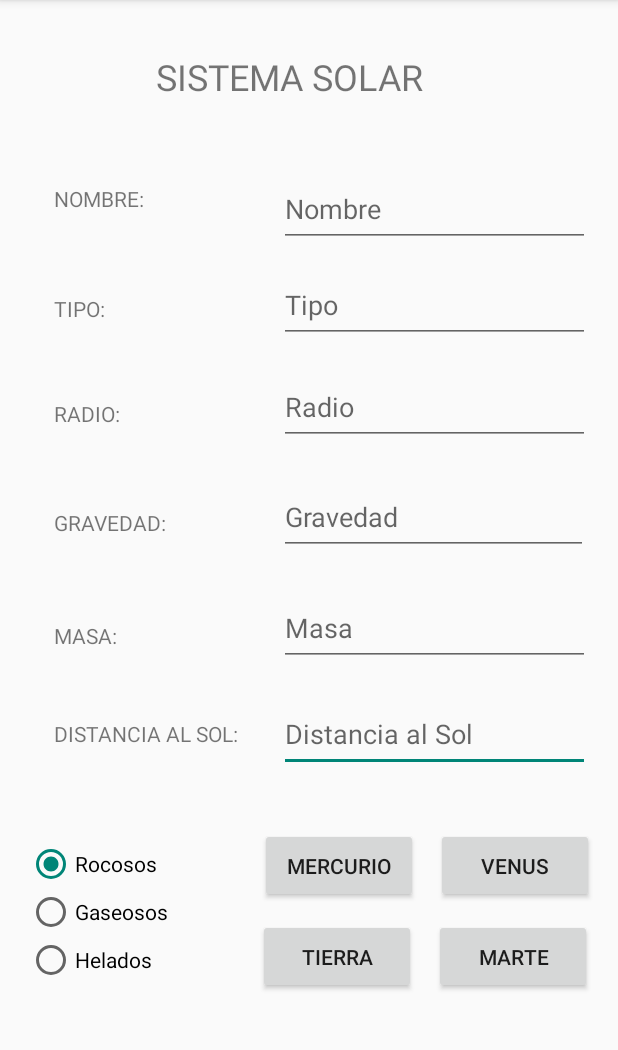
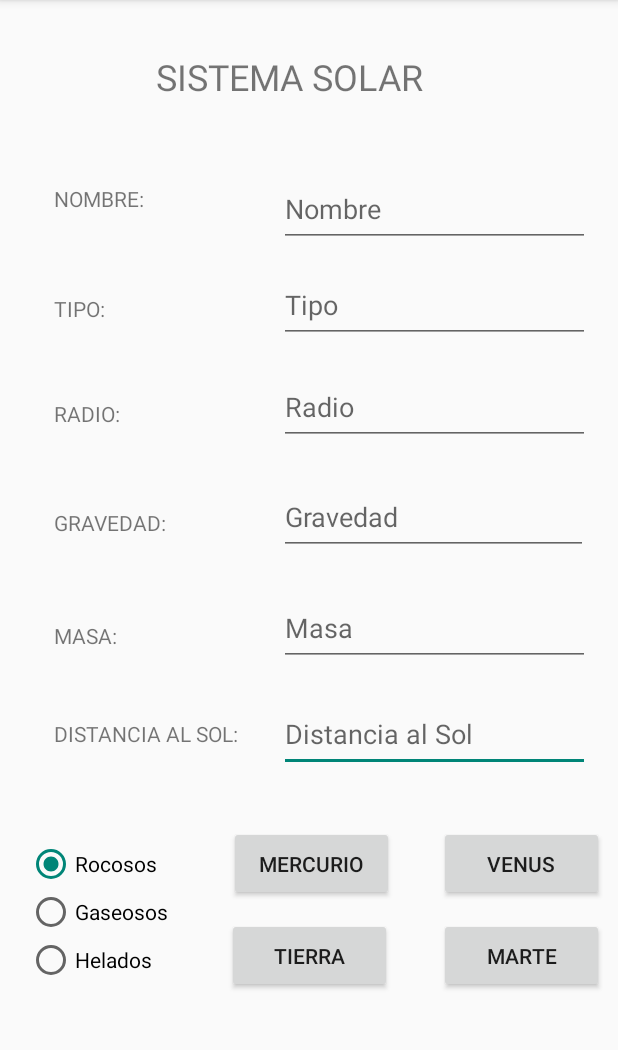
Before and after one commit to canosuper/23-24-DAM2T, an Android app: the screen it shows after launch (MainActivity), on a phone screen of 412 x 824 dp, the part 84-1134 px from its top. Run offline under Robolectric (Android 15) with nearby library versions, the phone set to English and light mode, and no system bars.

```diff
--- a/Planetas/app/src/main/res/layout/activity_main.xml
+++ b/Planetas/app/src/main/res/layout/activity_main.xml
@@ -5,62 +5,6 @@
     android:layout_width="match_parent"
     android:layout_height="match_parent"
     tools:context=".MainActivity">
-
-    <Button
-        android:id="@+id/btnSatur"
-        android:layout_width="105dp"
-        android:layout_height="wrap_content"
-        android:layout_marginTop="208dp"
-        android:text="Saturno"
-        android:visibility="invisible"
-        app:layout_constraintBottom_toBottomOf="parent"
-        app:layout_constraintEnd_toEndOf="parent"
-        app:layout_constraintHorizontal_bias="0.968"
-        app:layout_constraintStart_toStartOf="parent"
-        app:layout_constraintTop_toTopOf="parent"
-        app:layout_constraintVertical_bias="0.673" />
-
-    <Button
-        android:id="@+id/btnJupit"
-        android:layout_width="105dp"
-        android:layout_height="50dp"
-        android:layout_marginTop="208dp"
-        android:text="Júpiter"
-        android:visibility="invisible"
-        app:layout_constraintBottom_toBottomOf="parent"
-        app:layout_constraintEnd_toEndOf="parent"
-        app:layout_constraintHorizontal_bias="0.569"
-        app:layout_constraintStart_toStartOf="parent"
-        app:layout_constraintTop_toTopOf="parent"
-        app:layout_constraintVertical_bias="0.673" />
-
-    <Button
-        android:id="@+id/btnUrano"
-        android:layout_width="105dp"
-        android:layout_height="50dp"
-        android:layout_marginTop="208dp"
-        android:text="Urano"
-        android:visibility="invisible"
-        app:layout_constraintBottom_toBottomOf="parent"
-        app:layout_constraintEnd_toEndOf="parent"
-        app:layout_constraintHorizontal_bias="0.575"
-        app:layout_constraintStart_toStartOf="parent"
-        app:layout_constraintTop_toTopOf="parent"
-        app:layout_constraintVertical_bias="0.673" />
-
-    <Button
-        android:id="@+id/btnNeptu"
-        android:layout_width="105dp"
-        android:layout_height="50dp"
-        android:layout_marginTop="208dp"
-        android:text="Neptuno"
-        android:visibility="invisible"
-        app:layout_constraintBottom_toBottomOf="parent"
-        app:layout_constraintEnd_toEndOf="parent"
-        app:layout_constraintHorizontal_bias="0.951"
-        app:layout_constraintStart_toStartOf="parent"
-        app:layout_constraintTop_toTopOf="parent"
-        app:layout_constraintVertical_bias="0.673" />
 
     <TextView
         android:id="@+id/textView8"
@@ -216,55 +160,110 @@
 
     <Button
         android:id="@+id/btnTierra"
-        android:layout_width="105dp"
+        android:layout_width="110dp"
         android:layout_height="50dp"
         android:layout_marginTop="208dp"
         android:text="Tierra"
         app:layout_constraintBottom_toBottomOf="parent"
         app:layout_constraintEnd_toEndOf="parent"
-        app:layout_constraintHorizontal_bias="0.56"
         app:layout_constraintStart_toStartOf="parent"
         app:layout_constraintTop_toTopOf="parent"
-        app:layout_constraintVertical_bias="0.793" />
+        app:layout_constraintVertical_bias="0.792" />
+
+    <Button
+        android:id="@+id/btnJupit"
+        android:layout_width="110dp"
+        android:layout_height="50dp"
+        android:layout_marginTop="208dp"
+        android:text="Júpiter"
+        android:visibility="invisible"
+        app:layout_constraintBottom_toBottomOf="parent"
+        app:layout_constraintEnd_toEndOf="parent"
+        app:layout_constraintHorizontal_bias="0.509"
+        app:layout_constraintStart_toStartOf="parent"
+        app:layout_constraintTop_toTopOf="parent"
+        app:layout_constraintVertical_bias="0.672" />
+
+    <Button
+        android:id="@+id/btnUrano"
+        android:layout_width="110dp"
+        android:layout_height="50dp"
+        android:layout_marginTop="208dp"
+        android:text="Urano"
+        android:visibility="invisible"
+        app:layout_constraintBottom_toBottomOf="parent"
+        app:layout_constraintEnd_toEndOf="parent"
+        app:layout_constraintHorizontal_bias="0.516"
+        app:layout_constraintStart_toStartOf="parent"
+        app:layout_constraintTop_toTopOf="parent"
+        app:layout_constraintVertical_bias="0.672" />
+
+    <Button
+        android:id="@+id/btnMercurio"
+        android:layout_width="110dp"
+        android:layout_height="50dp"
+        android:layout_marginTop="208dp"
+        android:text="Mercurio"
+        app:layout_constraintBottom_toBottomOf="parent"
+        app:layout_constraintEnd_toEndOf="parent"
+        app:layout_constraintHorizontal_bias="0.506"
+        app:layout_constraintStart_toStartOf="parent"
+        app:layout_constraintTop_toTopOf="parent"
+        app:layout_constraintVertical_bias="0.672" />
+
+    <Button
+        android:id="@+id/btnMarte"
+        android:layout_width="110dp"
+        android:layout_height="50dp"
+        android:layout_marginTop="208dp"
+        android:text="Marte"
+        app:layout_constraintBottom_toBottomOf="parent"
+        app:layout_constraintEnd_toEndOf="parent"
+        app:layout_constraintHorizontal_bias="0.97"
+        app:layout_constraintStart_toStartOf="parent"
+        app:layout_constraintTop_toTopOf="parent"
+        app:layout_constraintVertical_bias="0.792" />
+
+    <Button
+        android:id="@+id/btnSatur"
+        android:layout_width="110dp"
+        android:layout_height="wrap_content"
+        android:layout_marginTop="208dp"
+        android:text="Saturno"
+        android:visibility="invisible"
+        app:layout_constraintBottom_toBottomOf="parent"
+        app:layout_constraintEnd_toEndOf="parent"
+        app:layout_constraintHorizontal_bias="0.973"
+        app:layout_constraintStart_toStartOf="parent"
+        app:layout_constraintTop_toTopOf="parent"
+        app:layout_constraintVertical_bias="0.669" />
+
+    <Button
+        android:id="@+id/btnNeptu"
+        android:layout_width="110dp"
+        android:layout_height="50dp"
+        android:layout_marginTop="208dp"
+        android:text="Neptuno"
+        android:visibility="invisible"
+        app:layout_constraintBottom_toBottomOf="parent"
+        app:layout_constraintEnd_toEndOf="parent"
+        app:layout_constraintHorizontal_bias="0.973"
+        app:layout_constraintStart_toStartOf="parent"
+        app:layout_constraintTop_toTopOf="parent"
+        app:layout_constraintVertical_bias="0.672" />
 
     <Button
         android:id="@+id/btnVenus"
-        android:layout_width="105dp"
+        android:layout_width="110dp"
         android:layout_height="50dp"
         android:layout_marginTop="208dp"
         android:text="Venus"
         app:layout_constraintBottom_toBottomOf="parent"
         app:layout_constraintEnd_toEndOf="parent"
-        app:layout_constraintHorizontal_bias="0.947"
+        app:layout_constraintHorizontal_bias="0.97"
         app:layout_constraintStart_toStartOf="parent"
         app:layout_constraintTop_toTopOf="parent"
-        app:layout_constraintVertical_bias="0.674" />
-
-    <Button
-        android:id="@+id/btnMercurio"
-        android:layout_width="105dp"
-        android:layout_height="50dp"
-        android:layout_marginTop="208dp"
-        android:text="Mercurio"
-        app:layout_constraintBottom_toBottomOf="parent"
-        app:layout_constraintEnd_toEndOf="parent"
-        app:layout_constraintHorizontal_bias="0.565"
-        app:layout_constraintStart_toStartOf="parent"
-        app:layout_constraintTop_toTopOf="parent"
-        app:layout_constraintVertical_bias="0.674" />
-
-    <Button
-        android:id="@+id/btnMarte"
-        android:layout_width="105dp"
-        android:layout_height="50dp"
-        android:layout_marginTop="208dp"
-        android:text="Marte"
-        app:layout_constraintBottom_toBottomOf="parent"
-        app:layout_constraintEnd_toEndOf="parent"
-        app:layout_constraintHorizontal_bias="0.944"
-        app:layout_constraintStart_toStartOf="parent"
-        app:layout_constraintTop_toTopOf="parent"
-        app:layout_constraintVertical_bias="0.793" />
+        app:layout_constraintVertical_bias="0.672" />
 
     <RadioGroup
         android:id="@+id/radioGroup2"
```
